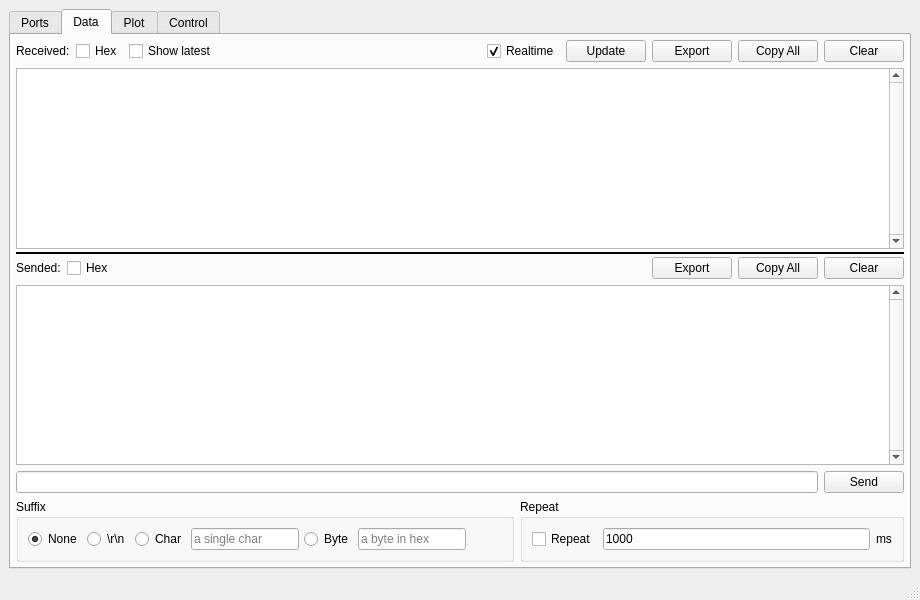
wh201906/SerialTest, file mainwindow.ui: the form before one commit.
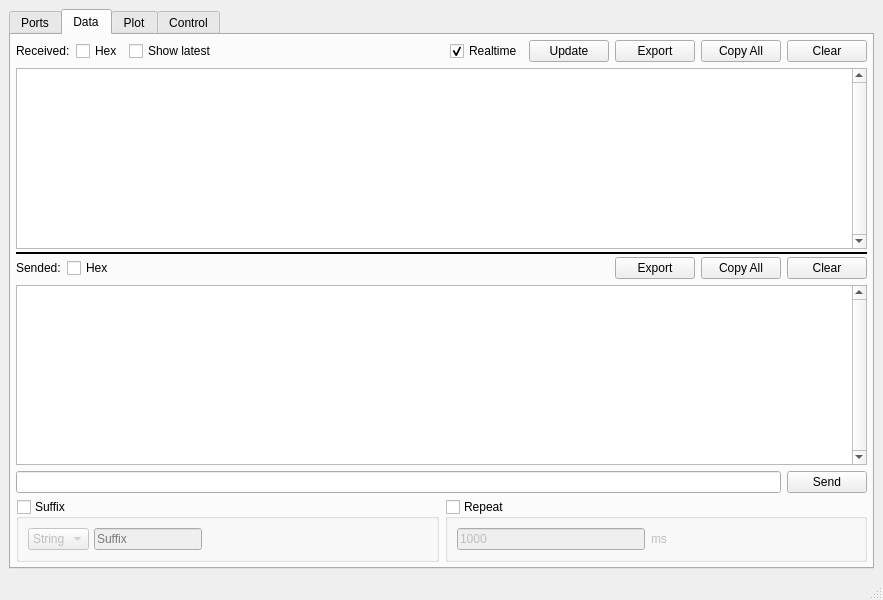
The form after the commit. The open tabs and pages were chosen to show the change. Custom widgets are drawn as their Qt base class.

What changed in the file:
```diff
--- a/mainwindow.ui
+++ b/mainwindow.ui
@@ -6,7 +6,7 @@
    <rect>
     <x>0</x>
     <y>0</y>
-    <width>920</width>
+    <width>883</width>
     <height>600</height>
    </rect>
   </property>
@@ -527,6 +527,12 @@
             <property name="title">
              <string>Suffix</string>
             </property>
+            <property name="checkable">
+             <bool>true</bool>
+            </property>
+            <property name="checked">
+             <bool>false</bool>
+            </property>
             <layout class="QHBoxLayout" name="horizontalLayout_6">
              <property name="spacing">
               <number>5</number>
@@ -541,31 +547,26 @@
               <number>5</number>
              </property>
              <item>
-              <widget class="QRadioButton" name="suffixNoneButton">
-               <property name="text">
-                <string>None</string>
-               </property>
-               <property name="checked">
-                <bool>true</bool>
-               </property>
+              <widget class="QComboBox" name="data_suffixTypeBox">
+               <item>
+                <property name="text">
+                 <string>String</string>
+                </property>
+               </item>
+               <item>
+                <property name="text">
+                 <string>Hex</string>
+                </property>
+               </item>
+               <item>
+                <property name="text">
+                 <string>\r\n</string>
+                </property>
+               </item>
               </widget>
              </item>
              <item>
-              <widget class="QRadioButton" name="suffixCRLFButton">
-               <property name="text">
-                <string>\r\n</string>
-               </property>
-              </widget>
-             </item>
-             <item>
-              <widget class="QRadioButton" name="suffixCharButton">
-               <property name="text">
-                <string>Char</string>
-               </property>
-              </widget>
-             </item>
-             <item>
-              <widget class="QLineEdit" name="suffixCharEdit">
+              <widget class="QLineEdit" name="data_suffixEdit">
                <property name="sizePolicy">
                 <sizepolicy hsizetype="Minimum" vsizetype="Fixed">
                  <horstretch>0</horstretch>
@@ -576,30 +577,7 @@
                 <number>1</number>
                </property>
                <property name="placeholderText">
-                <string>a single char</string>
-               </property>
-              </widget>
-             </item>
-             <item>
-              <widget class="QRadioButton" name="suffixByteButton">
-               <property name="text">
-                <string>Byte</string>
-               </property>
-              </widget>
-             </item>
-             <item>
-              <widget class="QLineEdit" name="suffixByteEdit">
-               <property name="sizePolicy">
-                <sizepolicy hsizetype="Minimum" vsizetype="Fixed">
-                 <horstretch>0</horstretch>
-                 <verstretch>0</verstretch>
-                </sizepolicy>
-               </property>
-               <property name="maxLength">
-                <number>2</number>
-               </property>
-               <property name="placeholderText">
-                <string>a byte in hex</string>
+                <string>Suffix</string>
                </property>
               </widget>
              </item>
@@ -624,14 +602,13 @@
             <property name="title">
              <string>Repeat</string>
             </property>
+            <property name="checkable">
+             <bool>true</bool>
+            </property>
+            <property name="checked">
+             <bool>false</bool>
+            </property>
             <layout class="QHBoxLayout" name="horizontalLayout_8">
-             <item>
-              <widget class="QCheckBox" name="repeatBox">
-               <property name="text">
-                <string>Repeat</string>
-               </property>
-              </widget>
-             </item>
              <item>
               <widget class="QLineEdit" name="repeatDelayEdit">
                <property name="text">
@@ -646,6 +623,19 @@
                </property>
               </widget>
              </item>
+             <item>
+              <spacer name="horizontalSpacer_8">
+               <property name="orientation">
+                <enum>Qt::Horizontal</enum>
+               </property>
+               <property name="sizeHint" stdset="0">
+                <size>
+                 <width>40</width>
+                 <height>20</height>
+                </size>
+               </property>
+              </spacer>
+             </item>
             </layout>
            </widget>
           </item>
```
Left out of the diff: 16 changed lines with no effect on the pictures.
